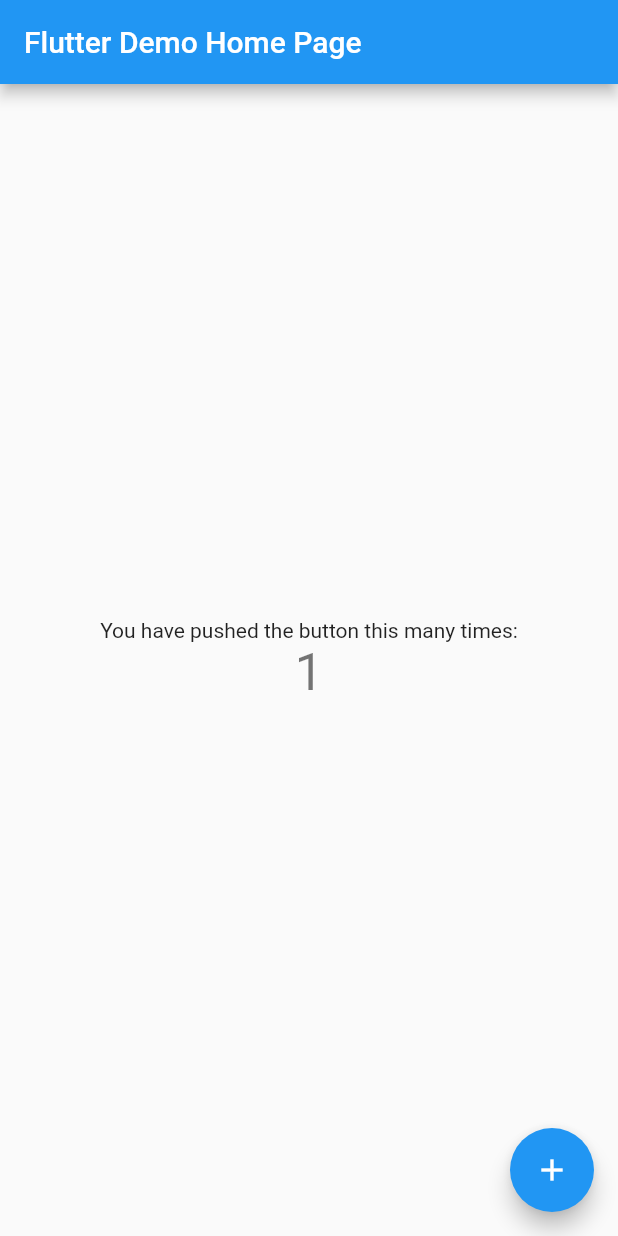
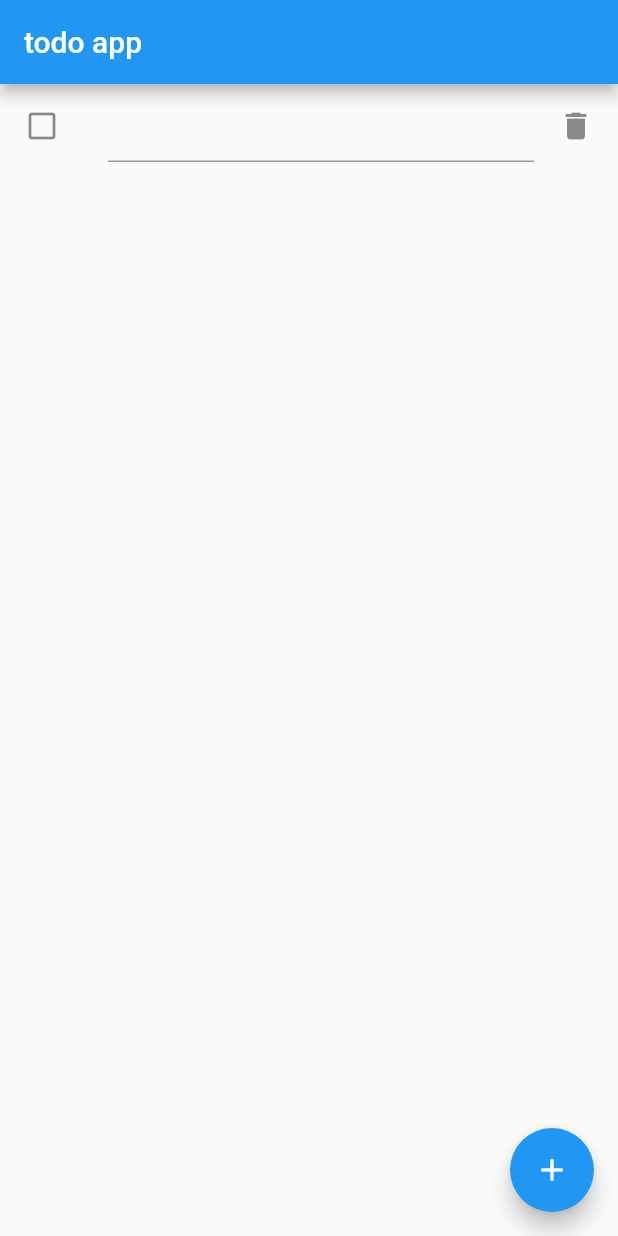
Before and after one commit to nomnel/flutter_study_todo, a Flutter app: the MyHomePage screen opened directly, after a tap on the "add" icon, on a phone screen of 412 x 824 dp. Run offline on Flutter 3.47's test engine with Material 2 defaults, Android fonts, the phone set to English and light mode, and no system bars.

Commit message:
as ToDo App

```diff
--- a/lib/main.dart
+++ b/lib/main.dart
@@ -9,14 +9,14 @@ class MyApp extends StatelessWidget {
   @override
   Widget build(BuildContext context) {
     return ChangeNotifierProvider(
-      create: (context) => CountData(),
+      create: (context) => TodoData(),
       child: MaterialApp(
         title: 'Flutter Demo',
         theme: ThemeData(
           primarySwatch: Colors.blue,
           visualDensity: VisualDensity.adaptivePlatformDensity,
         ),
-        home: MyHomePage(title: 'Flutter Demo Home Page'),
+        home: MyHomePage(title: 'todo app'),
       ),
     );
   }
@@ -29,26 +29,49 @@ class MyHomePage extends StatelessWidget {
 
   @override
   Widget build(BuildContext context) {
+    var data = Provider.of<TodoData>(context);
     return Scaffold(
       appBar: AppBar(
         title: Text(title),
       ),
-      body: Center(
-        child: Column(
-          mainAxisAlignment: MainAxisAlignment.center,
-          children: <Widget>[
-            Text(
-              'You have pushed the button this many times:',
+      body: ListView.builder(
+        itemCount: data.length(),
+        itemBuilder: (context, index) {
+          var todo = data.get(index);
+          return ListTile(
+            leading: GestureDetector(
+              child: todo.isDone
+                  ? Icon(Icons.check_box)
+                  : Icon(Icons.check_box_outline_blank),
+              onTap: () {
+                data.toggleStatus(index);
+              },
             ),
-            Text(
-              Provider.of<CountData>(context).count.toString(),
-              style: Theme.of(context).textTheme.headline4,
+            title: data.isActive(index)
+                ? TextField(
+                    controller: TextEditingController(text: todo.body),
+                    onEditingComplete: data.inactivate,
+                    onSubmitted: (value) {
+                      data.update(index, value);
+                    },
+                  )
+                : GestureDetector(
+                    child: Text(todo.body),
+                    onTap: () {
+                      data.activate(index);
+                    },
+                  ),
+            trailing: GestureDetector(
+              child: Icon(Icons.delete),
+              onTap: () {
+                data.remove(index);
+              },
             ),
-          ],
-        ),
+          );
+        },
       ),
       floatingActionButton: FloatingActionButton(
-        onPressed: Provider.of<CountData>(context, listen: false).increment,
+        onPressed: data.add,
         tooltip: 'Increment',
         child: Icon(Icons.add),
       ),
@@ -56,11 +79,57 @@ class MyHomePage extends StatelessWidget {
   }
 }
 
-class CountData extends ChangeNotifier {
-  int count = 0;
+class TodoData extends ChangeNotifier {
+  int _activeIndex = -1;
+  List<Todo> _todoList = [];
 
-  void increment() {
-    count += 1;
+  void activate(int index) {
+    _activeIndex = index;
     notifyListeners();
   }
+
+  void add() {
+    _todoList.insert(0, Todo(''));
+    activate(0);
+  }
+
+  List<Todo> all() => _todoList;
+
+  Todo get(int index) => _todoList[index];
+
+  void inactivate() {
+    _activeIndex = -1;
+    notifyListeners();
+  }
+
+  bool isActive(int index) => index == _activeIndex;
+
+  int length() => _todoList.length;
+
+  void remove(int index) {
+    _todoList.removeAt(index);
+    inactivate();
+  }
+
+  void toggleStatus(int index) {
+    var todo = _todoList[index];
+    todo.isDone = !todo.isDone;
+    inactivate();
+  }
+
+  void update(int index, String body) {
+    _todoList[index].body = body;
+    inactivate();
+  }
 }
+
+class Todo {
+  String body;
+  bool isDone;
+  DateTime createdAt;
+
+  Todo(this.body) {
+    this.isDone = false;
+    this.createdAt = DateTime.now();
+  }
+}
```
